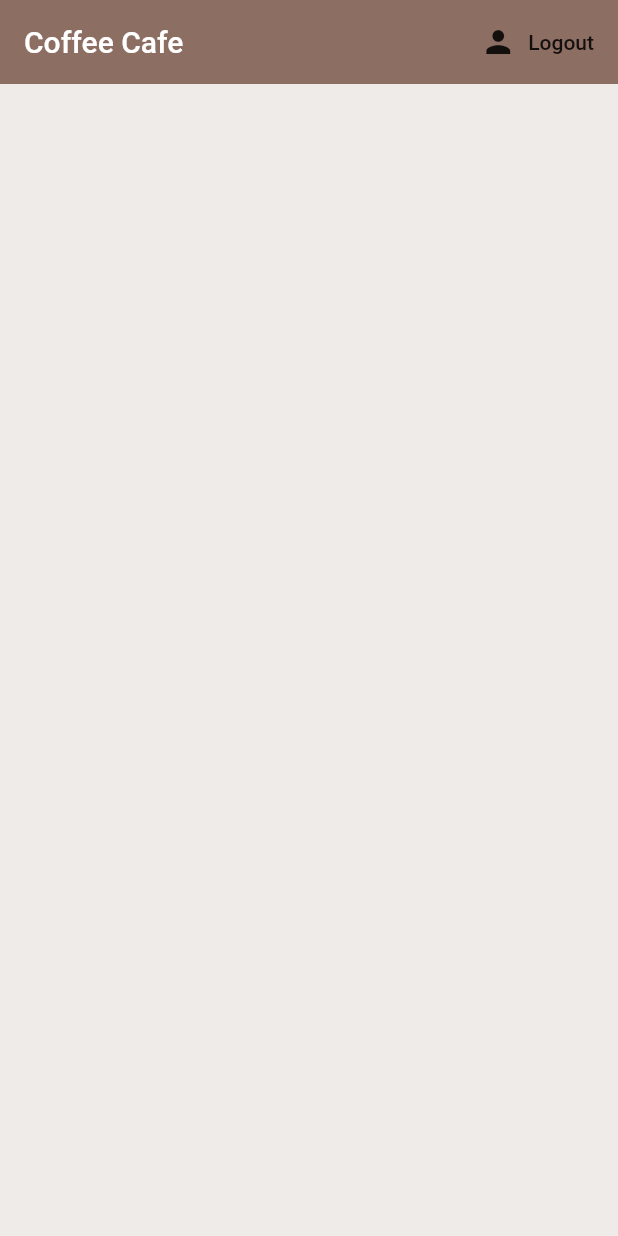
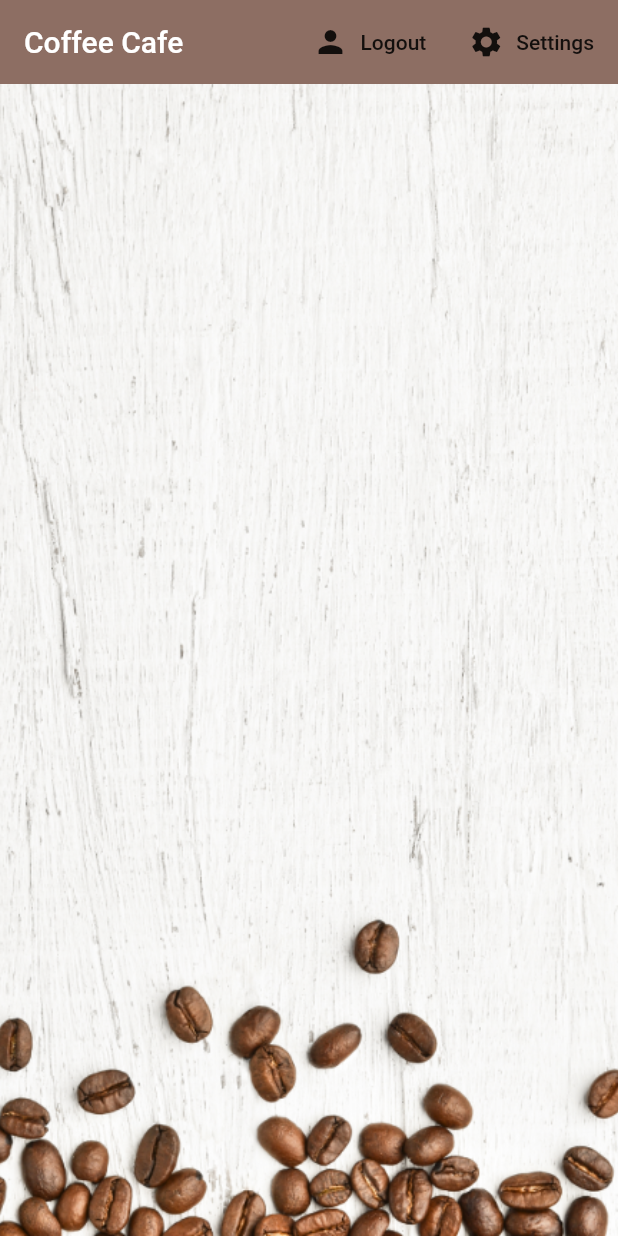
Before and after one commit to sivant1361/Flutter_CoffeeCafe, a Flutter app: the screen it shows once a user with an empty profile is signed in, on a phone screen of 412 x 824 dp. Run offline on Flutter 3.47's test engine with Material 2 defaults, Android fonts, the phone set to English and light mode, and no system bars; our stand-ins replace cloud_firestore, firebase_auth, firebase_core, flutter_spinkit; accounts and stored records are empty.

Commit message:
push final version

```diff
--- a/completed.txt
+++ b/completed.txt
@@ -1,2 +1,3 @@
 05-03-2021 : from 6 to 11
 07-03-2021 : from 12 to 18
+08-03-2021 : from 19 to 24
--- a/lib/models/user.dart
+++ b/lib/models/user.dart
@@ -2,3 +2,11 @@ class CusUser {
   final String uid;
   CusUser({this.uid});
 }
+
+class UserData {
+  final String uid;
+  final String name;
+  final String sugers;
+  final int strength;
+  UserData({this.uid, this.name, this.sugers, this.strength});
+}
--- a/lib/screens/home/brewList.dart
+++ b/lib/screens/home/brewList.dart
@@ -11,7 +11,7 @@ class BrewList extends StatefulWidget {
 class _BrewListState extends State<BrewList> {
   @override
   Widget build(BuildContext context) {
-    final brews = Provider.of<List<Brew>>(context);
+    final brews = Provider.of<List<Brew>>(context) ?? [];
 
     return ListView.builder(
         itemCount: brews.length,
--- a/lib/screens/home/brewTile.dart
+++ b/lib/screens/home/brewTile.dart
@@ -13,7 +13,7 @@ class BrewTile extends StatelessWidget {
           margin: EdgeInsets.fromLTRB(20.0, 6.0, 20.0, 0.0),
           child: ListTile(
               leading: CircleAvatar(
-                  radius: 25.0, backgroundColor: Colors.brown[brew.strength]),
+                  radius: 25.0, backgroundColor: Colors.brown[brew.strength],backgroundImage:AssetImage('assets/coffee_icon.png')),
               title: Text(brew.name),
               subtitle: Text('Takes ${brew.sugers} suger(s)')
               )),
--- a/lib/screens/home/home.dart
+++ b/lib/screens/home/home.dart
@@ -1,5 +1,6 @@
 import 'package:coffeecafebrew/models/brew.dart';
 import 'package:coffeecafebrew/screens/home/brewList.dart';
+import 'package:coffeecafebrew/screens/home/settingsForm.dart';
 import 'package:coffeecafebrew/services/auth.dart';
 import 'package:flutter/material.dart';
 import 'package:provider/provider.dart';
@@ -8,6 +9,16 @@ import 'package:coffeecafebrew/services/database.dart';
 class Home extends StatelessWidget {
   @override
   Widget build(BuildContext context) {
+    void _showSettingsPanel() {
+      showModalBottomSheet(
+          context: context,
+          builder: (context) {
+            return Container(
+                padding: EdgeInsets.symmetric(vertical: 20, horizontal: 60),
+                child: SettingsForm());
+          });
+    }
+
     return StreamProvider<List<Brew>>.value(
       value: DatabaseService().brews,
       child: Scaffold(
@@ -23,10 +34,22 @@ class Home extends StatelessWidget {
                 },
                 icon: Icon(Icons.person),
                 label: Text("Logout"),
-              )
+              ),
+              FlatButton.icon(
+                  onPressed: () => _showSettingsPanel(),
+                  icon: Icon(Icons.settings),
+                  label: Text("Settings"))
             ],
           ),
-          body: BrewList()),
+          body: Container(
+            decoration:BoxDecoration(
+              image:DecorationImage(
+                image:AssetImage('assets/coffee_bg.png'),
+                fit:BoxFit.cover
+              )
+
+            ),
+            child: BrewList())),
     );
   }
 }
--- a/pubspec.yaml
+++ b/pubspec.yaml
@@ -48,9 +48,8 @@ flutter:
   uses-material-design: true
 
   # To add assets to your application, add an assets section, like this:
-  # assets:
-  #   - images/a_dot_burr.jpeg
-  #   - images/a_dot_ham.jpeg
+  assets:
+    - assets/
 
   # An image asset can refer to one or more resolution-specific "variants", see
   # https://flutter.dev/assets-and-images/#resolution-aware.
```
Also changed, not shown: lib/screens/home/settingsForm.dart (added, +93 -0 lines), lib/services/database.dart (+13 -0 lines), assets/coffee_bg.png (added), assets/coffee_icon.png (added).
